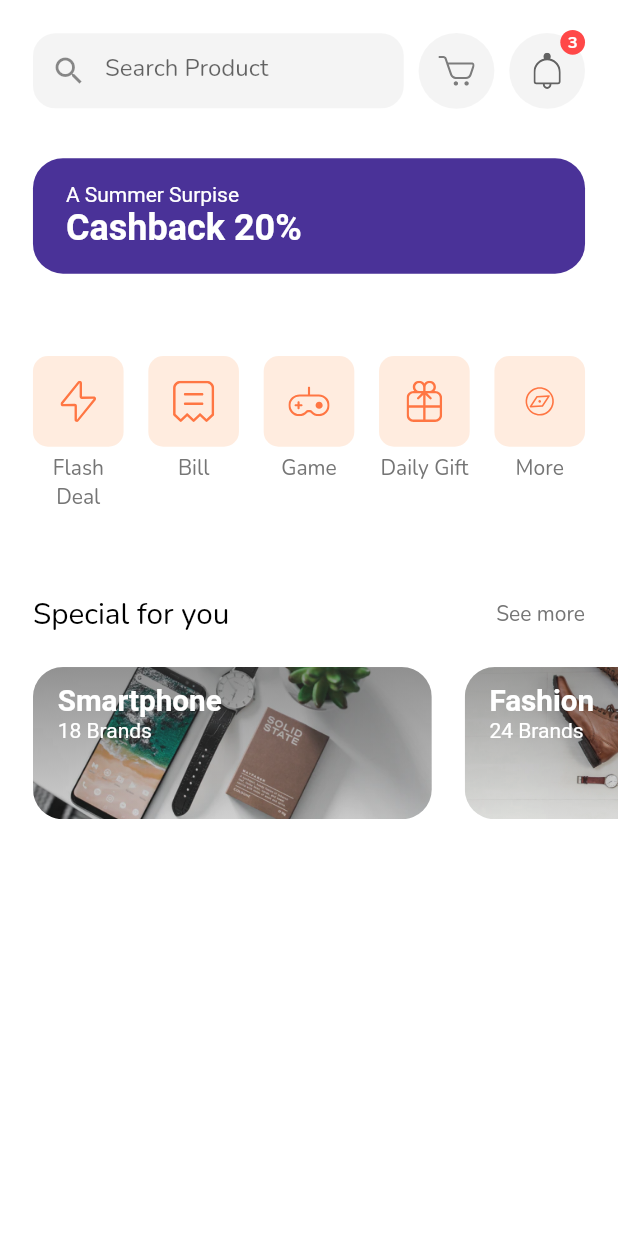
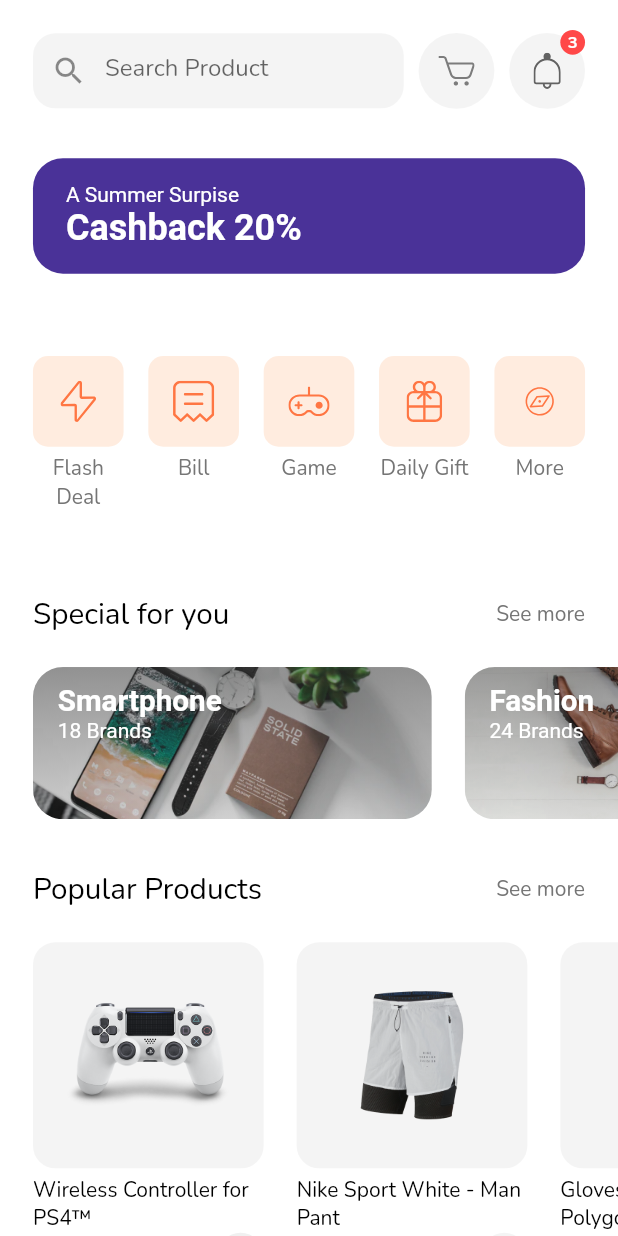
Before and after one commit to mtergel/shop_app_flutter_demo, a Flutter app: the HomeScreen screen opened by its route, on a phone screen of 412 x 824 dp. Run offline on Flutter 3.47's test engine with Material 2 defaults, Android fonts, the phone set to English and light mode, and no system bars; our stand-ins replace flutter_svg.

Commit message:
Popular Products

```diff
--- /dev/null
+++ b/lib/models/product_model.dart
@@ -0,0 +1,103 @@
+import 'package:flutter/material.dart';
+
+class Product {
+  final int id;
+  final String title, description;
+  final List<String> images;
+  final List<Color> colors;
+  final double rating, price;
+  final bool isFavourite, isPopular;
+
+  Product({
+    @required this.id,
+    @required this.images,
+    @required this.colors,
+    this.rating = 0.0,
+    this.isFavourite = false,
+    this.isPopular = false,
+    @required this.title,
+    @required this.price,
+    @required this.description,
+  });
+}
+
+// Our demo Products
+
+List<Product> demoProducts = [
+  Product(
+    id: 1,
+    images: [
+      "assets/images/ps4_console_white_1.png",
+      "assets/images/ps4_console_white_2.png",
+      "assets/images/ps4_console_white_3.png",
+      "assets/images/ps4_console_white_4.png",
+    ],
+    colors: [
+      const Color(0xFFF6625E),
+      const Color(0xFF836DB8),
+      const Color(0xFFDECB9C),
+      Colors.white,
+    ],
+    title: "Wireless Controller for PS4™",
+    price: 64.99,
+    description: description,
+    rating: 4.8,
+    isFavourite: true,
+    isPopular: true,
+  ),
+  Product(
+    id: 2,
+    images: [
+      "assets/images/Image Popular Product 2.png",
+    ],
+    colors: [
+      const Color(0xFFF6625E),
+      const Color(0xFF836DB8),
+      const Color(0xFFDECB9C),
+      Colors.white,
+    ],
+    title: "Nike Sport White - Man Pant",
+    price: 50.5,
+    description: description,
+    rating: 4.1,
+    isPopular: true,
+  ),
+  Product(
+    id: 3,
+    images: [
+      "assets/images/glap.png",
+    ],
+    colors: [
+      const Color(0xFFF6625E),
+      const Color(0xFF836DB8),
+      const Color(0xFFDECB9C),
+      Colors.white,
+    ],
+    title: "Gloves XC Omega - Polygon",
+    price: 36.55,
+    description: description,
+    rating: 4.1,
+    isFavourite: true,
+    isPopular: true,
+  ),
+  Product(
+    id: 4,
+    images: [
+      "assets/images/wireless headset.png",
+    ],
+    colors: [
+      const Color(0xFFF6625E),
+      const Color(0xFF836DB8),
+      const Color(0xFFDECB9C),
+      Colors.white,
+    ],
+    title: "Logitech Head",
+    price: 20.20,
+    description: description,
+    rating: 4.1,
+    isFavourite: true,
+  ),
+];
+
+const String description =
+    "Wireless Controller for PS4™ gives you what you want in your gaming from over precision control your games to sharing …";
--- a/lib/screens/home_screen/widgets/home_screen_body.dart
+++ b/lib/screens/home_screen/widgets/home_screen_body.dart
@@ -2,6 +2,7 @@ import 'package:flutter/material.dart';
 import 'package:shop_app/screens/home_screen/widgets/categories.dart';
 import 'package:shop_app/screens/home_screen/widgets/discount_banner.dart';
 import 'package:shop_app/screens/home_screen/widgets/home_header.dart';
+import 'package:shop_app/screens/home_screen/widgets/popular_products.dart';
 import 'package:shop_app/screens/home_screen/widgets/special_offer.dart';
 import 'package:shop_app/size_config.dart';
 
@@ -19,7 +20,10 @@ class HomeScreenBody extends StatelessWidget {
             SizedBox(height: getProportionateScreenWidth(30)),
             Categories(),
             SizedBox(height: getProportionateScreenWidth(30)),
-            const SpecialOffers()
+            const SpecialOffers(),
+            SizedBox(height: getProportionateScreenWidth(30)),
+            const PopularProducts(),
+            SizedBox(height: getProportionateScreenWidth(30)),
           ],
         ),
       ),
--- /dev/null
+++ b/lib/screens/home_screen/widgets/popular_products.dart
@@ -0,0 +1,36 @@
+import 'package:flutter/material.dart';
+import 'package:shop_app/models/product_model.dart';
+import 'package:shop_app/screens/home_screen/widgets/section_title.dart';
+import 'package:shop_app/size_config.dart';
+import 'package:shop_app/widgets/product_card.dart';
+
+class PopularProducts extends StatelessWidget {
+  const PopularProducts({
+    Key key,
+  }) : super(key: key);
+
+  @override
+  Widget build(BuildContext context) {
+    return Column(
+      children: [
+        SectionTitle(
+          press: () {},
+          text: 'Popular Products',
+        ),
+        SizedBox(height: getProportionateScreenWidth(20)),
+        SingleChildScrollView(
+          scrollDirection: Axis.horizontal,
+          child: Row(
+            children: [
+              ...List.generate(demoProducts.length,
+                  (index) => ProductCard(product: demoProducts[index])),
+              SizedBox(
+                width: getProportionateScreenWidth(20),
+              )
+            ],
+          ),
+        )
+      ],
+    );
+  }
+}
--- /dev/null
+++ b/lib/widgets/product_card.dart
@@ -0,0 +1,77 @@
+import 'package:flutter/material.dart';
+import 'package:flutter_svg/flutter_svg.dart';
+import 'package:shop_app/constants.dart';
+import 'package:shop_app/models/product_model.dart';
+import 'package:shop_app/size_config.dart';
+
+class ProductCard extends StatelessWidget {
+  const ProductCard(
+      {Key key,
+      this.width = 140,
+      this.aspectRetion = 1.02,
+      @required this.product})
+      : super(key: key);
+
+  final double width, aspectRetion;
+  final Product product;
+
+  @override
+  Widget build(BuildContext context) {
+    return Padding(
+      padding: EdgeInsets.only(left: getProportionateScreenWidth(20)),
+      child: SizedBox(
+        width: getProportionateScreenWidth(width),
+        child: Column(
+          children: [
+            AspectRatio(
+              aspectRatio: aspectRetion,
+              child: Container(
+                padding: EdgeInsets.all(getProportionateScreenWidth(20)),
+                decoration: BoxDecoration(
+                  color: kSecondaryColor.withOpacity(0.1),
+                  borderRadius: BorderRadius.circular(15),
+                ),
+                child: Image.asset(product.images[0]),
+              ),
+            ),
+            const SizedBox(height: 5),
+            Text(product.title,
+                style: const TextStyle(color: Colors.black), maxLines: 2),
+            Row(
+              mainAxisAlignment: MainAxisAlignment.spaceBetween,
+              children: [
+                Text(
+                  "\$${product.price}",
+                  style: TextStyle(
+                      fontSize: getProportionateScreenWidth(18),
+                      fontWeight: FontWeight.w600,
+                      color: kPrimaryColor),
+                ),
+                InkWell(
+                  borderRadius: BorderRadius.circular(30),
+                  onTap: () {},
+                  child: Container(
+                    padding: EdgeInsets.all(getProportionateScreenWidth(8)),
+                    width: getProportionateScreenWidth(28),
+                    height: getProportionateScreenWidth(28),
+                    decoration: BoxDecoration(
+                        color: product.isFavourite
+                            ? kSecondaryColor.withOpacity(0.15)
+                            : kSecondaryColor.withOpacity(0.1),
+                        shape: BoxShape.circle),
+                    child: SvgPicture.asset(
+                      'assets/icons/Heart Icon_2.svg',
+                      color: product.isFavourite
+                          ? const Color(0xFFFF4848)
+                          : const Color(0xFFD8DEE4),
+                    ),
+                  ),
+                )
+              ],
+            )
+          ],
+        ),
+      ),
+    );
+  }
+}
```
